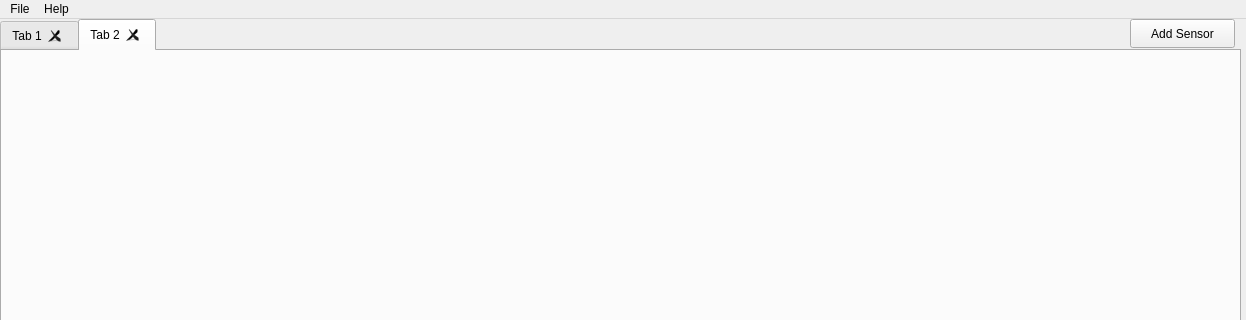
UASTARR/starrtracker-archive, file ui/mainwindow.ui: the form before one commit; both pictures show x 0 to 1246 and y 0 to 320 of the 1246 by 667 pixel window.
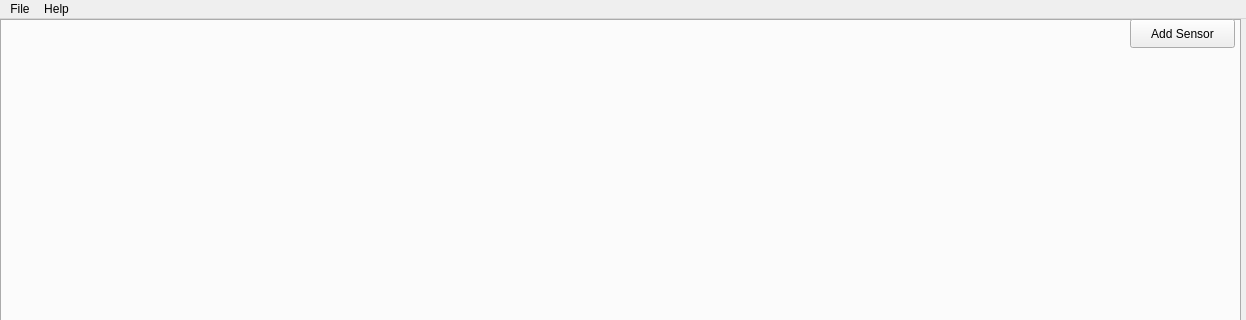
The form after the commit.

What changed in the file:
```diff
--- a/ui/mainwindow.ui
+++ b/ui/mainwindow.ui
@@ -41,16 +41,6 @@
     <property name="tabBarAutoHide">
      <bool>false</bool>
     </property>
-    <widget class="QWidget" name="gps_1">
-     <attribute name="title">
-      <string>Tab 1</string>
-     </attribute>
-    </widget>
-    <widget class="QWidget" name="gps_2">
-     <attribute name="title">
-      <string>Tab 2</string>
-     </attribute>
-    </widget>
    </widget>
    <widget class="QPushButton" name="add_sensor">
     <property name="geometry">
```
Left out of the diff: 2 changed lines with no effect on the pictures.
